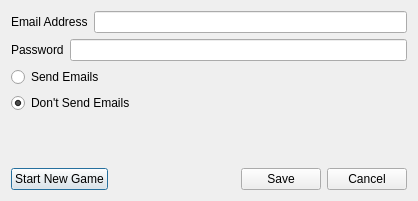
Old version of the form emailsettingswindow.ui in the repository ae6nr/secret_hitler.
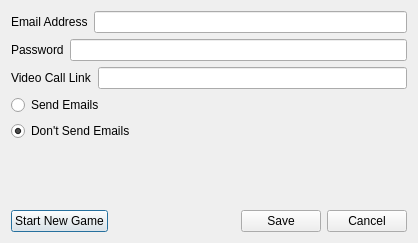
New version of the form.

Commit message: Added feature to allow user to include link or message, updated README

Patch:
```diff
--- a/emailsettingswindow.ui
+++ b/emailsettingswindow.ui
@@ -7,14 +7,21 @@
     <x>0</x>
     <y>0</y>
     <width>418</width>
-    <height>201</height>
+    <height>243</height>
    </rect>
   </property>
   <property name="windowTitle">
    <string>Dialog</string>
   </property>
-  <layout class="QGridLayout" name="gridLayout">
-   <item row="0" column="0">
+  <widget class="QWidget" name="">
+   <property name="geometry">
+    <rect>
+     <x>11</x>
+     <y>11</y>
+     <width>396</width>
+     <height>221</height>
+    </rect>
+   </property>
     <layout class="QVBoxLayout" name="verticalLayout">
      <item>
       <layout class="QHBoxLayout" name="horizontalLayout">
@@ -44,6 +51,20 @@
        </item>
       </layout>
      </item>
+    <item>
+     <layout class="QHBoxLayout" name="horizontalLayout_4">
+      <item>
+       <widget class="QLabel" name="label_3">
+        <property name="text">
+         <string>Video Call Link</string>
+        </property>
+       </widget>
+      </item>
+      <item>
+       <widget class="QLineEdit" name="lineEdit_invite_link"/>
+      </item>
+     </layout>
+    </item>
      <item>
       <widget class="QRadioButton" name="radioButton_send">
        <property name="text">
@@ -116,8 +137,7 @@
       </layout>
      </item>
     </layout>
-   </item>
-  </layout>
+  </widget>
  </widget>
  <resources/>
  <connections/>
```
Lines whose indentation alone changed are shown as unchanged. The commit also changes 7 other files.
